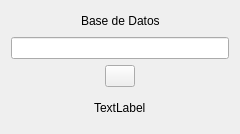
Laloses/SGDB-Indices, file buscartablas.ui: the form before one commit.
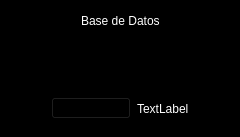
The form after the commit. Icons and pictures are not drawn.

What changed in the file:
```diff
--- a/buscartablas.ui
+++ b/buscartablas.ui
@@ -7,12 +7,16 @@
     <x>0</x>
     <y>0</y>
     <width>240</width>
-    <height>134</height>
+    <height>137</height>
    </rect>
   </property>
   <property name="windowTitle">
    <string>Form</string>
   </property>
+  <property name="styleSheet">
+   <string notr="true">background-color:black;
+color: white;</string>
+  </property>
   <layout class="QVBoxLayout" name="verticalLayout_2">
    <item>
     <layout class="QVBoxLayout" name="verticalLayout">
@@ -79,6 +83,10 @@
            <height>30</height>
           </size>
          </property>
+         <property name="styleSheet">
+          <string notr="true">background:transparent;
+border:none;</string>
+         </property>
          <property name="text">
           <string/>
          </property>
@@ -126,6 +134,16 @@
        </property>
       </spacer>
      </item>
+     <item>
+      <widget class="QPushButton" name="pb_aceptar">
+       <property name="styleSheet">
+        <string notr="true">color:black;</string>
+       </property>
+       <property name="text">
+        <string>Aceptar</string>
+       </property>
+      </widget>
+     </item>
      <item>
       <widget class="QLabel" name="lb_cantTablas">
        <property name="text">
```
